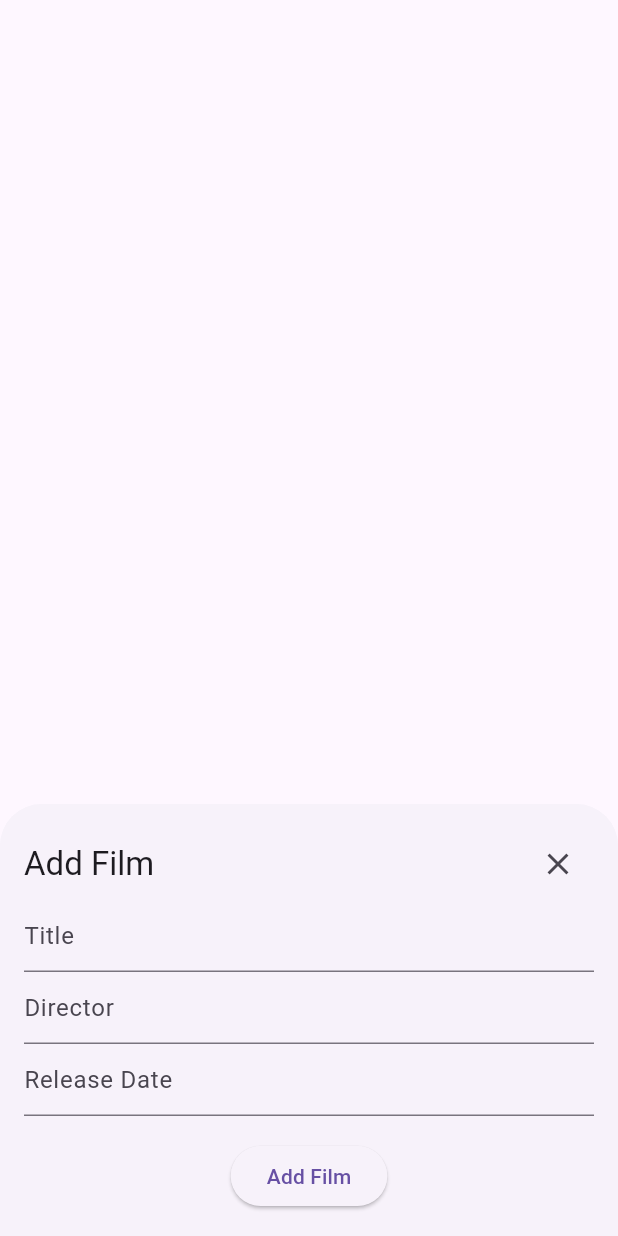
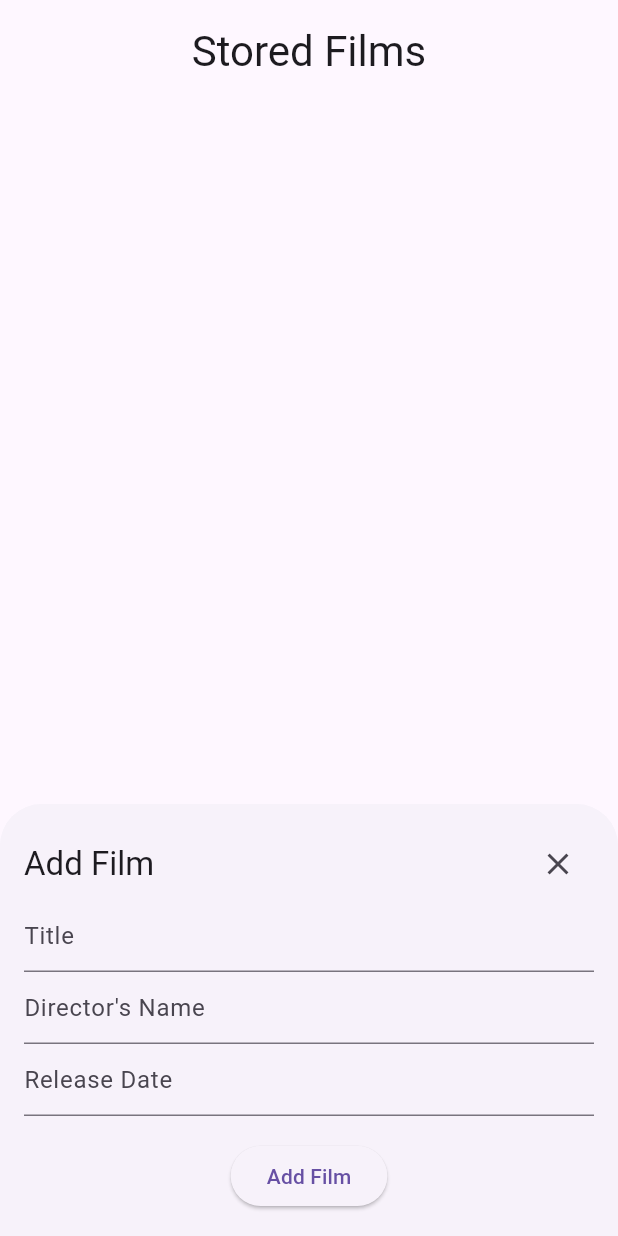
Before and after one commit to rikyscara/flutter_graphql_demo, a Flutter app: the screen it shows after launch, after a tap on the "add" icon, on a phone screen of 412 x 824 dp. Run offline on Flutter 3.47's test engine with Material 3 defaults, Android fonts, the phone set to English and light mode, and no system bars; our stand-ins replace bloc, flutter_bloc, graphql_flutter; network calls fail.

Commit message:
fix some styling

```diff
--- a/lib/presentation/pages/film_list.dart
+++ b/lib/presentation/pages/film_list.dart
@@ -43,10 +43,20 @@ class _FilmListState extends State<FilmList> {
           child: Scaffold(
             floatingActionButton: FloatingActionButton(
               onPressed: _showBottomSheet,
-              child: Icon(
-                  _bottomSheetController != null ? Icons.close : Icons.add),
+              child: const Icon(Icons.add),
             ),
-            body: FilmListView(films: state.films),
+            body: Column(
+              children: [
+                Container(
+                  padding: const EdgeInsets.all(16),
+                  child: Text(
+                    "Stored Films",
+                    style: Theme.of(context).textTheme.headlineMedium,
+                  ),
+                ),
+                FilmListView(films: state.films),
+              ],
+            ),
           ),
         );
       },
--- a/lib/presentation/widgets/film_form_fields.dart
+++ b/lib/presentation/widgets/film_form_fields.dart
@@ -14,12 +14,14 @@ class FilmFormFields extends StatefulWidget {
 }
 
 class _FilmFormFieldsState extends State<FilmFormFields> {
+  final _formKey = GlobalKey<FormState>();
   final _filmTitleController = TextEditingController();
   final _filmDirectorController = TextEditingController();
   final _filmReleaseDateController = TextEditingController();
 
   @override
   void dispose() {
+    _formKey.currentState?.dispose();
     _filmTitleController.dispose();
     _filmDirectorController.dispose();
     _filmReleaseDateController.dispose();
@@ -35,24 +37,40 @@ class _FilmFormFieldsState extends State<FilmFormFields> {
 
   @override
   Widget build(BuildContext context) {
-    return Column(
+    return Form(
+      key: _formKey,
+      child: Column(
         children: [
-        TextField(
+          TextFormField(
             controller: _filmTitleController,
             decoration: _inputDecoration("Title"),
+            validator: (value) {
+              if (value == null || value.isEmpty) {
+                return 'Please enter a title';
+              }
+              return null;
+            },
           ),
-        TextField(
+          TextFormField(
             controller: _filmDirectorController,
-          decoration: _inputDecoration("Director"),
+            decoration: _inputDecoration("Director's Name"),
+            validator: (value) {
+              if (value == null || value.isEmpty) {
+                return 'Please enter director\'s name';
+              }
+              return null;
+            },
           ),
-        TextField(
+          TextFormField(
             controller: _filmReleaseDateController,
             decoration: _inputDecoration("Release Date"),
           ),
           const SizedBox(height: 16),
           AddFilmButton(
             onPressed: () {
-            context.read<FilmCubit>().upsertFilm(
+              final formIsValid = _formKey.currentState?.validate() ?? false;
+              formIsValid
+                  ? context.read<FilmCubit>().upsertFilm(
                         Film(
                           id: const Uuid().v4(),
                           title: _filmTitleController.text,
@@ -60,13 +78,12 @@ class _FilmFormFieldsState extends State<FilmFormFields> {
                           releaseDate: _filmReleaseDateController.text,
                         ),
                         false,
-                );
-            _filmTitleController.clear();
-            _filmDirectorController.clear();
-            _filmReleaseDateController.clear();
+                      )
+                  : null;
             },
           ),
         ],
+      ),
     );
   }
 }
--- a/lib/presentation/widgets/film_list_view.dart
+++ b/lib/presentation/widgets/film_list_view.dart
@@ -12,7 +12,8 @@ class FilmListView extends StatelessWidget {
 
   @override
   Widget build(BuildContext context) {
-    return ListView.builder(
+    return Expanded(
+      child: ListView.separated(
         itemCount: films.length,
         itemBuilder: (context, index) {
           return FilmTile(
@@ -20,6 +21,10 @@ class FilmListView extends StatelessWidget {
             onDelete: context.read<FilmCubit>().deleteFilm,
           );
         },
+        separatorBuilder: (context, index) {
+          return const Divider(thickness: 1, height: 0);
+        },
+      ),
     );
   }
 }
--- a/lib/presentation/widgets/film_tile.dart
+++ b/lib/presentation/widgets/film_tile.dart
@@ -12,7 +12,8 @@ class FilmTile extends StatelessWidget {
   @override
   Widget build(BuildContext context) {
     return ListTile(
-        contentPadding: const EdgeInsets.all(0),
+        contentPadding: const EdgeInsets.all(8),
+        tileColor: Colors.grey[200],
         title: Row(
           mainAxisAlignment: MainAxisAlignment.spaceBetween,
           children: [
```
Also changed, not shown: lib/data/queries.dart (+0 -21 lines), lib/presentation/widgets/film_tile_cell.dart (+4 -11 lines). Lines whose indentation alone changed are shown as unchanged.
